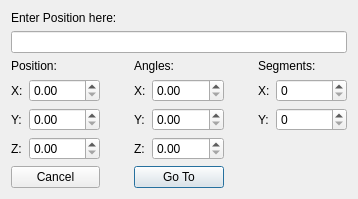
This is dev/Code/Sandbox/Editor/GotoPositionDlg.ui in aws/lumberyard as Qt 5 draws it before an edit. The edited form follows.
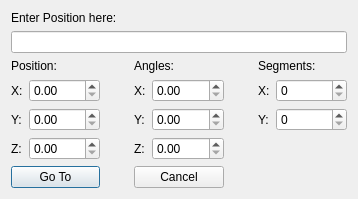
This is the edited form.

What changed in the file:
```diff
--- a/dev/Code/Sandbox/Editor/GotoPositionDlg.ui
+++ b/dev/Code/Sandbox/Editor/GotoPositionDlg.ui
@@ -14,14 +14,14 @@
    <string>Go to position</string>
   </property>
   <layout class="QGridLayout" name="gridLayout" columnstretch="0,1,0,0,1,0,0,1">
-   <item row="6" column="3" colspan="2">
+   <item row="6" column="0" colspan="2">
     <widget class="QPushButton" name="pushButton">
      <property name="text">
       <string>Go To</string>
      </property>
     </widget>
    </item>
-   <item row="6" column="0" colspan="2">
+   <item row="6" column="3" colspan="2">
     <widget class="QPushButton" name="pushButton_2">
      <property name="text">
       <string>Cancel</string>
```
